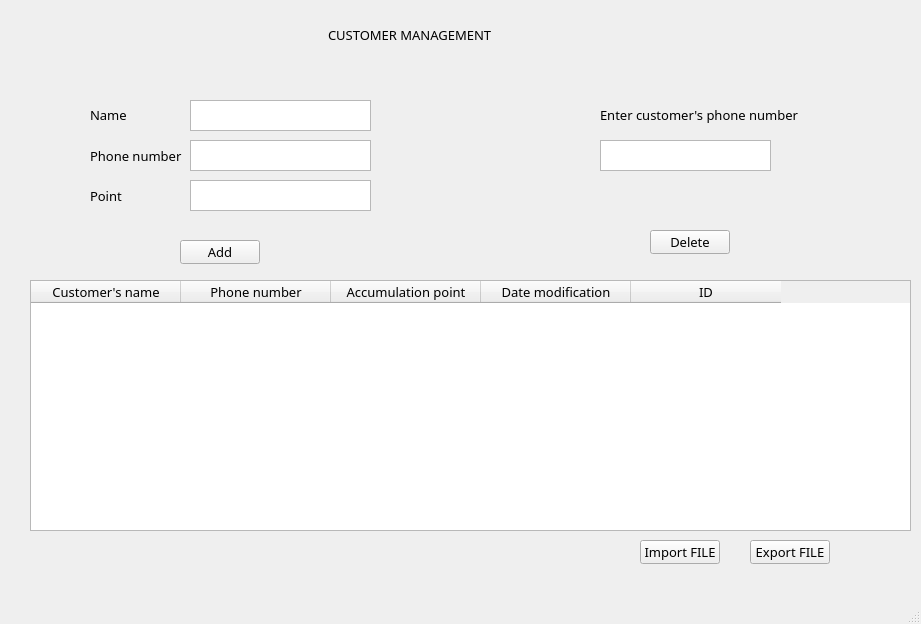
ngxx-fus/minisupermarket_management_proj, file my_customer.ui: the form before one commit.
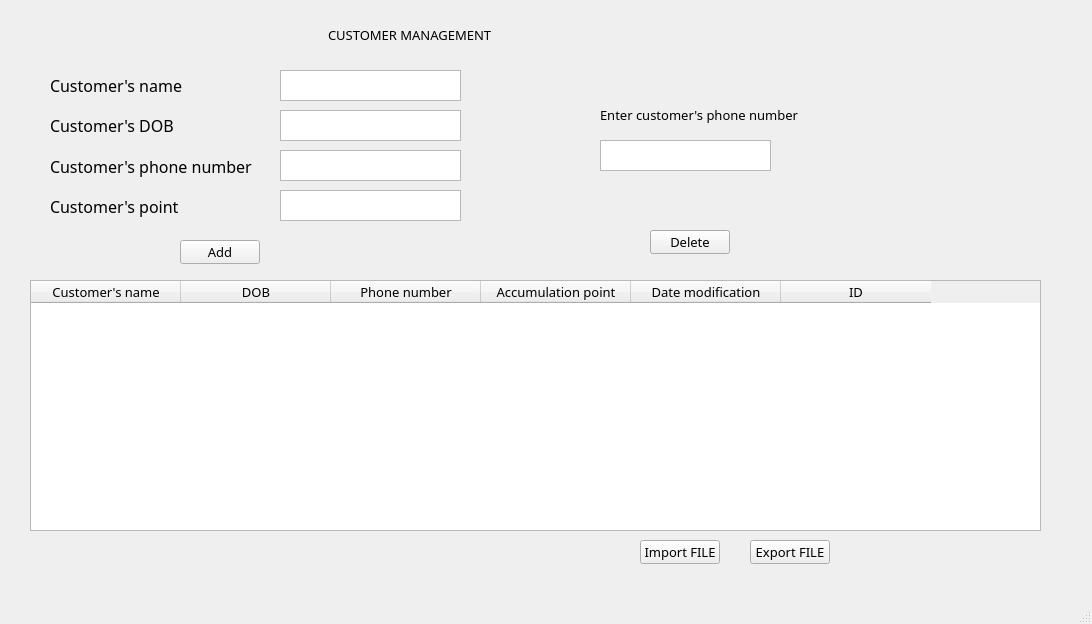
The form after the commit.

Commit message: 29/10/23 - Add column DOB for table widget

Patch:
```diff
--- a/my_customer.ui
+++ b/my_customer.ui
@@ -6,7 +6,7 @@
    <rect>
     <x>0</x>
     <y>0</y>
-    <width>921</width>
+    <width>1092</width>
     <height>624</height>
    </rect>
   </property>
@@ -26,7 +26,7 @@
      <rect>
       <x>30</x>
       <y>280</y>
-      <width>881</width>
+      <width>1011</width>
       <height>251</height>
      </rect>
     </property>
@@ -38,6 +38,11 @@
       <string>Customer's name</string>
      </property>
     </column>
+    <column>
+     <property name="text">
+      <string>DOB</string>
+     </property>
+    </column>
     <column>
      <property name="text">
       <string>Phone number</string>
@@ -75,8 +80,8 @@
    <widget class="QTextEdit" name="textEditName">
     <property name="geometry">
      <rect>
-      <x>190</x>
-      <y>100</y>
+      <x>280</x>
+      <y>70</y>
       <width>181</width>
       <height>31</height>
      </rect>
@@ -85,8 +90,8 @@
    <widget class="QTextEdit" name="textEditPhoneNumber">
     <property name="geometry">
      <rect>
-      <x>190</x>
-      <y>140</y>
+      <x>280</x>
+      <y>150</y>
       <width>181</width>
       <height>31</height>
      </rect>
@@ -95,8 +100,8 @@
    <widget class="QTextEdit" name="textEditPoint">
     <property name="geometry">
      <rect>
-      <x>190</x>
-      <y>180</y>
+      <x>280</x>
+      <y>190</y>
       <width>181</width>
       <height>31</height>
      </rect>
@@ -131,34 +136,76 @@
    <widget class="QWidget" name="layoutWidget">
     <property name="geometry">
      <rect>
-      <x>90</x>
-      <y>100</y>
-      <width>102</width>
-      <height>111</height>
+      <x>50</x>
+      <y>70</y>
+      <width>221</width>
+      <height>151</height>
      </rect>
     </property>
+    <property name="font">
+     <font>
+      <family>Futura Book</family>
+      <pointsize>12</pointsize>
+      <bold>false</bold>
+     </font>
+    </property>
     <layout class="QVBoxLayout" name="verticalLayout">
      <property name="spacing">
       <number>10</number>
      </property>
      <item>
       <widget class="QLabel" name="label">
+       <property name="font">
+        <font>
+         <family>Futura Book</family>
+         <pointsize>12</pointsize>
+         <bold>false</bold>
+        </font>
+       </property>
        <property name="text">
-        <string>Name</string>
+        <string>Customer's name</string>
+       </property>
+      </widget>
+     </item>
+     <item>
+      <widget class="QLabel" name="label_6">
+       <property name="font">
+        <font>
+         <family>Futura Book</family>
+         <pointsize>12</pointsize>
+         <bold>false</bold>
+        </font>
+       </property>
+       <property name="text">
+        <string>Customer's DOB</string>
        </property>
       </widget>
      </item>
      <item>
       <widget class="QLabel" name="label_2">
+       <property name="font">
+        <font>
+         <family>Futura Book</family>
+         <pointsize>12</pointsize>
+         <bold>false</bold>
+        </font>
+       </property>
        <property name="text">
-        <string>Phone number</string>
+        <string>Customer's phone number</string>
        </property>
       </widget>
      </item>
      <item>
       <widget class="QLabel" name="label_3">
+       <property name="font">
+        <font>
+         <family>Futura Book</family>
+         <pointsize>12</pointsize>
+         <bold>false</bold>
+        </font>
+       </property>
        <property name="text">
-        <string>Point</string>
+        <string>Customer's point</string>
        </property>
       </widget>
      </item>
@@ -213,6 +260,16 @@
      <string>CUSTOMER MANAGEMENT</string>
     </property>
    </widget>
+   <widget class="QTextEdit" name="textEditDOB">
+    <property name="geometry">
+     <rect>
+      <x>280</x>
+      <y>110</y>
+      <width>181</width>
+      <height>31</height>
+     </rect>
+    </property>
+   </widget>
   </widget>
   <widget class="QMenuBar" name="menubar">
    <property name="geometry">
```
Left out of the diff: 2 changed lines with no effect on the pictures. The commit also changes 4 other files.
